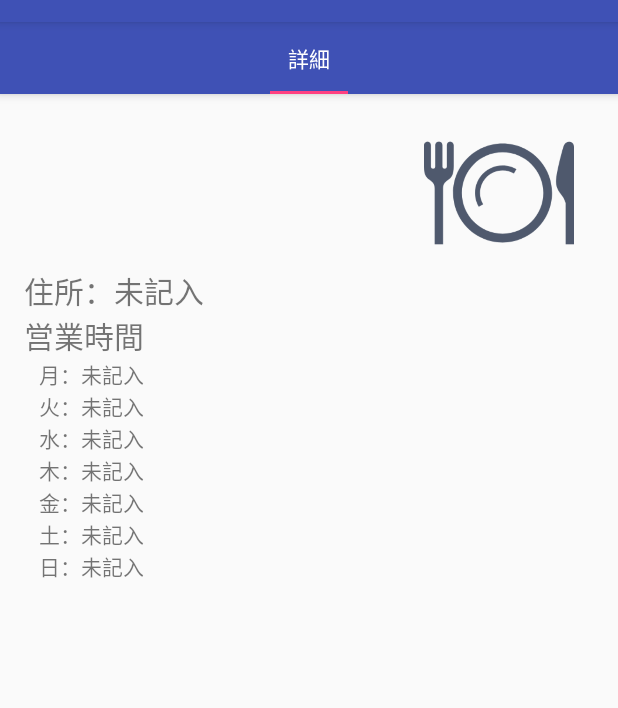
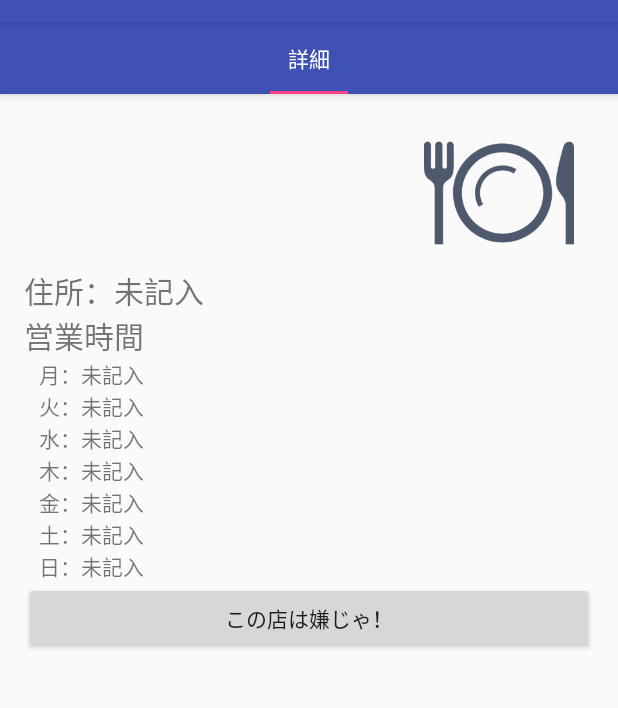
Before and after one commit to kirehashi1224/ITSPFuG202_client, an Android app: the RestaurantDetailActivity screen opened directly, with no data from a screen before it, on a phone screen of 412 x 824 dp, the part 62-770 px from its top. Run offline under Robolectric (Android 15) with nearby library versions, the phone set to English and light mode, and no system bars.

Commit message:
詳細画面にて好きではない店が出たときのための再抽選ボタンを実装

```diff
--- a/app/src/main/java/jp/ac/titech/itpro/sdl/itspfug202/DetailInformationFragment.java
+++ b/app/src/main/java/jp/ac/titech/itpro/sdl/itspfug202/DetailInformationFragment.java
@@ -1,11 +1,13 @@
 package jp.ac.titech.itpro.sdl.itspfug202;
 
+import android.content.Intent;
 import android.os.Bundle;
 import android.support.annotation.Nullable;
 import android.support.v4.app.Fragment;
 import android.view.LayoutInflater;
 import android.view.View;
 import android.view.ViewGroup;
+import android.widget.Button;
 import android.widget.TextView;
 
 import jp.ac.titech.itpro.sdl.itspfug202.model.Restaurant;
@@ -40,6 +42,16 @@ public class DetailInformationFragment extends Fragment {
             saturdayTime.setText(restaurant.getTimeSpan(Restaurant.DayOfWeek.SATURDAY));
             sundayTime.setText(restaurant.getTimeSpan(Restaurant.DayOfWeek.SUNDAY));
         }
+        //redraw_buttonの動作
+        Button redrawButton = view.findViewById(R.id.redraw_button);
+        redrawButton.setOnClickListener(new View.OnClickListener() {
+            @Override
+            public void onClick(View v) {
+                Intent intent = new Intent(getActivity(), RestaurantDetailActivity.class);
+                intent.putExtra("random", "true");
+                startActivity(intent);
+            }
+        });
         return view;
     }
 
--- a/app/src/main/java/jp/ac/titech/itpro/sdl/itspfug202/RestaurantDetailActivity.java
+++ b/app/src/main/java/jp/ac/titech/itpro/sdl/itspfug202/RestaurantDetailActivity.java
@@ -7,6 +7,8 @@ import android.support.design.widget.TabLayout;
 import android.support.v4.view.ViewPager;
 import android.support.v7.app.AppCompatActivity;
 import android.util.Log;
+import android.view.View;
+import android.widget.Button;
 import android.widget.TextView;
 import android.widget.Toast;
 
@@ -41,6 +43,18 @@ public class RestaurantDetailActivity extends AppCompatActivity implements Seria
         viewPager.setAdapter(adapter);
         TabLayout tabLayout = findViewById(R.id.DetailtabLayout);
         tabLayout.setupWithViewPager(viewPager);
+    /*
+        //redraw_buttonの動作
+        Button redrawButton = findViewById(R.id.redraw_button);
+        redrawButton.setOnClickListener(new View.OnClickListener() {
+            @Override
+            public void onClick(View v) {
+                Intent intent = new Intent(RestaurantDetailActivity.this, RestaurantDetailActivity.class);
+                intent.putExtra("random", "true");
+                startActivity(intent);
+            }
+        });
+        */
 
         // MainActivityからランダムボタンでの遷移
         if(getIntent().getStringExtra("random") != null){
--- a/app/src/main/res/layout/fragment_detail_information.xml
+++ b/app/src/main/res/layout/fragment_detail_information.xml
@@ -195,6 +195,12 @@
 
         </LinearLayout>
 
+        <Button
+            android:id="@+id/redraw_button"
+            android:layout_width="match_parent"
+            android:layout_height="wrap_content"
+            android:text="@string/redraw_button" />
+
     </LinearLayout>
 
 </LinearLayout>
--- a/app/src/main/res/values/strings.xml
+++ b/app/src/main/res/values/strings.xml
@@ -18,4 +18,5 @@
     <string name="detail_saturday">土：</string>
     <string name="detail_sunday">日：</string>
     <string name="random_button">押せ！</string>
+    <string name="redraw_button">この店は嫌じゃ！</string>
 </resources>
```
